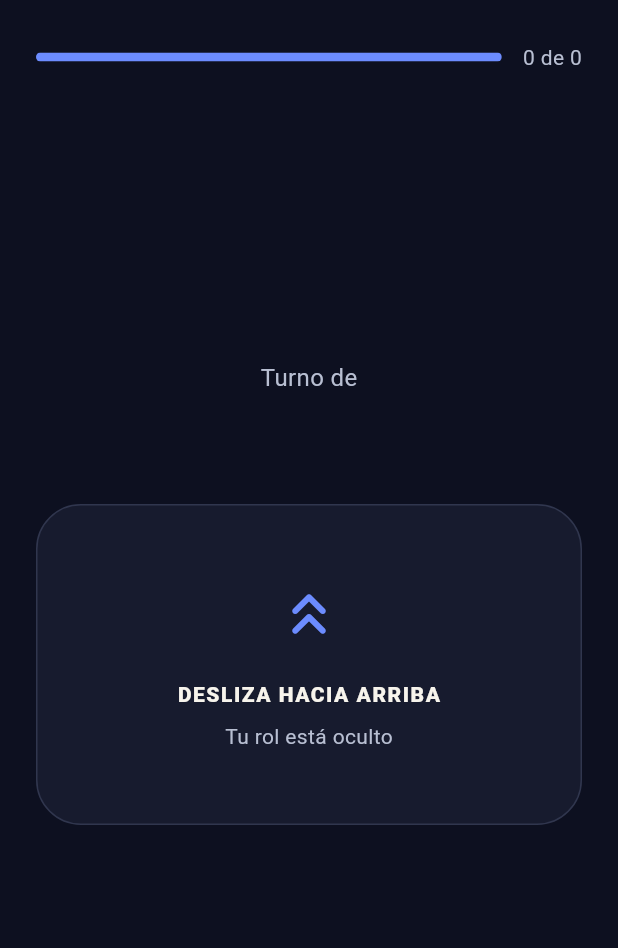
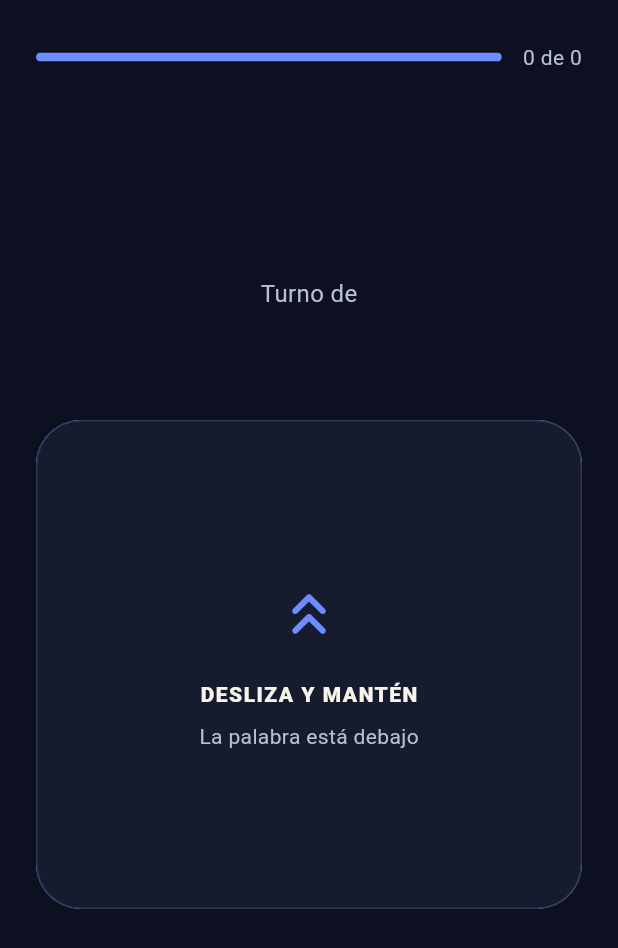
Before and after one commit to AlexDotel/ImpostorAppFlutter, a Flutter app: the RevealScreen widget shown alone on an empty page, opened directly with empty values, on a phone screen of 412 x 824 dp. Shown: the top 948 px of the screen. Run offline on Flutter 3.47's test engine with Material 3 defaults, Android fonts, the phone set to English and light mode, and no system bars; our stand-ins replace shared_preferences; accounts and stored records are empty; Roboto replaces fonts that are missing (sans).

Commit message:
feat: revelar rol debajo de una tarjeta temporal

```diff
--- a/lib/main.dart
+++ b/lib/main.dart
@@ -1086,16 +1086,25 @@ class RevealScreen extends StatefulWidget {
 }
 
 class _RevealScreenState extends State<RevealScreen> {
-  bool revealed = false;
+  bool hasViewed = false;
+  bool isDragging = false;
   double dragY = 0;
 
-  void reveal() {
-    if (revealed) return;
+  void updateDrag(DragUpdateDetails details) {
+    final next = (dragY + details.delta.dy).clamp(-230.0, 0.0);
+    final firstReveal = !hasViewed && next < -72;
     setState(() {
-      revealed = true;
+      dragY = next;
+      if (firstReveal) hasViewed = true;
+    });
+    if (firstReveal) AppAudio.feedback(AppSound.reveal);
+  }
+
+  void closeCard() {
+    setState(() {
+      isDragging = false;
       dragY = 0;
     });
-    AppAudio.feedback(AppSound.reveal);
   }
 
   @override
@@ -1142,48 +1151,36 @@ class _RevealScreenState extends State<RevealScreen> {
       const SizedBox(height: 22),
       GestureDetector(
         behavior: HitTestBehavior.opaque,
-        onVerticalDragUpdate: revealed
-            ? null
-            : (details) => setState(
-                () => dragY = (dragY + details.delta.dy).clamp(-150, 0),
-              ),
-        onVerticalDragEnd: revealed
-            ? null
-            : (details) {
-                if (dragY < -64 || (details.primaryVelocity ?? 0) < -350) {
-                  reveal();
-                } else {
-                  setState(() => dragY = 0);
-                }
-              },
-        child: AnimatedContainer(
-          duration: MediaQuery.disableAnimationsOf(context)
-              ? Duration.zero
-              : const Duration(milliseconds: 220),
-          curve: ease,
+        onVerticalDragStart: (_) => setState(() => isDragging = true),
+        onVerticalDragUpdate: updateDrag,
+        onVerticalDragEnd: (_) => closeCard(),
+        onVerticalDragCancel: closeCard,
+        child: SizedBox(
           width: double.infinity,
-          padding: const EdgeInsets.symmetric(horizontal: 24, vertical: 48),
-          decoration: BoxDecoration(
-            color: revealed
-                ? colorsOf(context).primary
-                : colorsOf(context).surface,
+          height: 326,
+          child: ClipRRect(
             borderRadius: BorderRadius.circular(30),
-            border: Border.all(
-              color: revealed ? Colors.transparent : colorsOf(context).outline,
-            ),
-          ),
-          transform: Matrix4.translationValues(0, revealed ? 0 : dragY, 0),
-          child: revealed
-              ? Column(
+            child: Stack(
+              fit: StackFit.expand,
+              children: [
+                ColoredBox(
+                  color: colorsOf(context).primary,
+                  child: Padding(
+                    padding: const EdgeInsets.symmetric(
+                      horizontal: 24,
+                      vertical: 34,
+                    ),
+                    child: Column(
+                      mainAxisAlignment: MainAxisAlignment.center,
                       children: [
                         Icon(
                           widget.role.isImpostor
                               ? Icons.theater_comedy_rounded
                               : Icons.key_rounded,
-                      size: 48,
+                          size: 42,
                           color: colorsOf(context).onPrimary,
                         ),
-                    const SizedBox(height: 20),
+                        const SizedBox(height: 14),
                         Text(
                           widget.role.isImpostor
                               ? 'ERES EL IMPOSTOR'
@@ -1194,18 +1191,19 @@ class _RevealScreenState extends State<RevealScreen> {
                             letterSpacing: 1.2,
                           ),
                         ),
-                    const SizedBox(height: 10),
+                        const SizedBox(height: 8),
                         Text(
                           widget.role.isImpostor ? 'Disimula' : widget.word,
                           textAlign: TextAlign.center,
                           style: TextStyle(
                             color: colorsOf(context).onPrimary,
-                        fontSize: 38,
+                            fontSize: 34,
                             fontWeight: FontWeight.w900,
                           ),
                         ),
-                    const SizedBox(height: 12),
-                    if (widget.role.isImpostor && widget.hint.isNotEmpty) ...[
+                        const SizedBox(height: 10),
+                        if (widget.role.isImpostor &&
+                            widget.hint.isNotEmpty) ...[
                           Container(
                             padding: const EdgeInsets.symmetric(
                               horizontal: 14,
@@ -1226,7 +1224,7 @@ class _RevealScreenState extends State<RevealScreen> {
                               ),
                             ),
                           ),
-                      const SizedBox(height: 12),
+                          const SizedBox(height: 10),
                         ],
                         Text(
                           widget.role.isImpostor
@@ -1237,12 +1235,28 @@ class _RevealScreenState extends State<RevealScreen> {
                             color: colorsOf(
                               context,
                             ).onPrimary.withValues(alpha: .78),
-                        height: 1.4,
-                      ),
-                    ),
-                  ],
-                )
-              : Column(
+                            height: 1.35,
+                          ),
+                        ),
+                      ],
+                    ),
+                  ),
+                ),
+                AnimatedContainer(
+                  key: const ValueKey('reveal-cover'),
+                  duration:
+                      isDragging || MediaQuery.disableAnimationsOf(context)
+                      ? Duration.zero
+                      : const Duration(milliseconds: 220),
+                  curve: ease,
+                  transform: Matrix4.translationValues(0, dragY, 0),
+                  decoration: BoxDecoration(
+                    color: colorsOf(context).surface,
+                    borderRadius: BorderRadius.circular(30),
+                    border: Border.all(color: colorsOf(context).outline),
+                  ),
+                  child: Column(
+                    mainAxisAlignment: MainAxisAlignment.center,
                     children: [
                       Icon(
                         Icons.keyboard_double_arrow_up_rounded,
@@ -1251,7 +1265,7 @@ class _RevealScreenState extends State<RevealScreen> {
                       ),
                       const SizedBox(height: 20),
                       const Text(
-                      'DESLIZA HACIA ARRIBA',
+                        'DESLIZA Y MANTÉN',
                         style: TextStyle(
                           fontWeight: FontWeight.w900,
                           letterSpacing: 1,
@@ -1259,7 +1273,9 @@ class _RevealScreenState extends State<RevealScreen> {
                       ),
                       const SizedBox(height: 8),
                       Text(
-                      dragY < -30 ? 'Sigue deslizando' : 'Tu rol está oculto',
+                        dragY < -30
+                            ? 'Suelta para volver a ocultar'
+                            : 'La palabra está debajo',
                         style: TextStyle(
                           color: colorsOf(context).onSurfaceVariant,
                         ),
@@ -1267,11 +1283,17 @@ class _RevealScreenState extends State<RevealScreen> {
                     ],
                   ),
                 ),
+              ],
+            ),
+          ),
+        ),
       ),
       const Spacer(),
-      if (revealed)
+      if (hasViewed)
         PrimaryButton(
-          label: 'Ocultar y pasar',
+          label: widget.index == widget.total
+              ? 'Empezar la ronda'
+              : 'Pasar al siguiente',
           icon: Icons.arrow_forward_rounded,
           onTap: widget.onNext,
         )
--- a/pubspec.yaml
+++ b/pubspec.yaml
@@ -16,7 +16,7 @@ publish_to: 'none' # Remove this line if you wish to publish to pub.dev
 # https://developer.apple.com/library/archive/documentation/General/Reference/InfoPlistKeyReference/Articles/CoreFoundationKeys.html
 # In Windows, build-name is used as the major, minor, and patch parts
 # of the product and file versions while build-number is used as the build suffix.
-version: 1.0.0+1
+version: 1.0.1+2
 
 environment:
   sdk: ^3.12.2
```
Also changed, not shown: 1 other file. Lines whose indentation alone changed are shown as unchanged.
